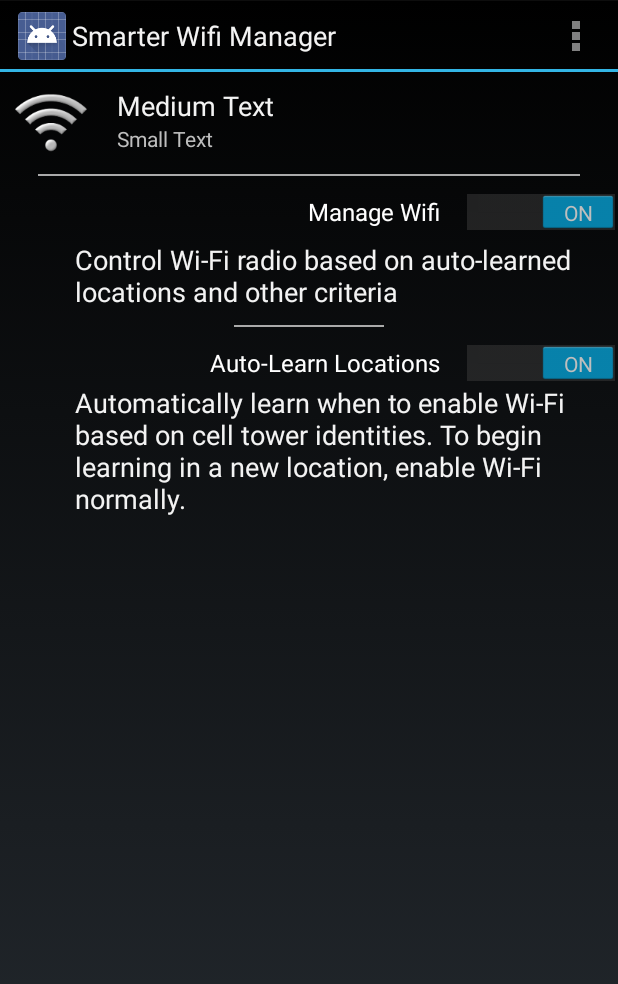
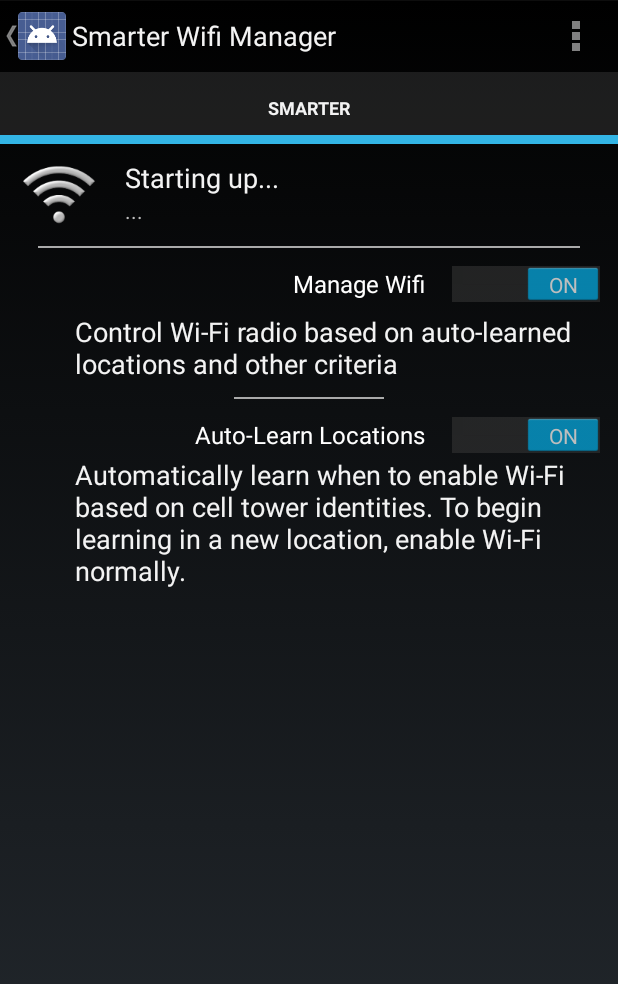
Before and after one commit to slp/android-smarterwifi, an Android app: the screen it shows after launch (MainActivity), on a phone screen of 412 x 824 dp. Shown: the top 984 px of the screen. Run offline under Robolectric (Android 15) with nearby library versions, the phone set to English and light mode, and no system bars; network calls fail; 1 statement that could not run was skipped.

Commit message:
Conversion to fragments

```diff
--- /dev/null
+++ b/SmarterWifiManager/src/main/java/net/kismetwireless/android/smarterwifimanager/FragmentMain.java
@@ -0,0 +1,168 @@
+package net.kismetwireless.android.smarterwifimanager;
+
+import android.app.Activity;
+import android.app.Fragment;
+import android.content.Context;
+import android.content.SharedPreferences;
+import android.os.Bundle;
+import android.preference.PreferenceManager;
+import android.view.LayoutInflater;
+import android.view.View;
+import android.view.ViewGroup;
+import android.widget.CompoundButton;
+import android.widget.ImageView;
+import android.widget.Switch;
+import android.widget.TextView;
+
+/**
+ * Created by dragorn on 9/17/13.
+ */
+public class FragmentMain extends Fragment {
+    View mainView;
+
+    SmarterWifiServiceBinder serviceBinder;
+    Context context;
+
+    ImageView mainIcon;
+    TextView headlineText, smallText;
+
+    Switch switchManageWifi, switchAutoLearn;
+
+    SharedPreferences sharedPreferences;
+
+    private SmarterWifiService.SmarterServiceCallback guiCallback = new SmarterWifiService.SmarterServiceCallback() {
+        @Override
+        public void wifiStateChanged(final String ssid, final SmarterWifiService.WifiState state, final SmarterWifiService.ControlType type) {
+            super.wifiStateChanged(ssid, state, type);
+
+            Activity ma = getActivity();
+
+            if (ma == null)
+                return;
+
+            ma.runOnUiThread(new Runnable() {
+                @Override
+                public void run() {
+                    int wifiIconId = R.drawable.custom_wifi_inactive;
+                    String wifiText = "";
+
+                    switch (state) {
+                        case WIFI_IDLE:
+                            wifiIconId = R.drawable.custom_wifi_inactive;
+                            wifiText = "Wi-Fi idle / disconnected";
+                            break;
+                        case WIFI_BLOCKED:
+                            wifiIconId = R.drawable.custom_wifi_disabled_tower;
+                            wifiText = "Wi-Fi disabled by location";
+                            break;
+                        case WIFI_ON:
+                            wifiIconId = R.drawable.custom_wifi_enabled;
+                            wifiText = "Wi-Fi enabled";
+                            break;
+                        case WIFI_OFF:
+                            wifiIconId = R.drawable.custom_wifi_inactive;
+                            wifiText = "Wi-Fi turned off";
+                            break;
+                        case WIFI_IGNORE:
+                            wifiIconId = R.drawable.custom_wifi_enabled;
+                            wifiText = "Wi-Fi management disabled";
+                            break;
+
+                        default:
+                            wifiIconId = R.drawable.custom_wifi_inactive;
+                    }
+
+                    mainIcon.setImageResource(wifiIconId);
+                    headlineText.setText(wifiText);
+                    smallText.setText(SmarterWifiService.controlTypeToText(controlType));
+                }
+            });
+        }
+    };
+
+    @Override
+    public View onCreateView(LayoutInflater inflater, ViewGroup container, Bundle savedInstanceState) {
+        super.onCreateView(inflater, container, savedInstanceState);
+
+        if (mainView == null)
+            mainView = inflater.inflate(R.layout.fragment_main, container, false);
+
+        context = getActivity().getApplicationContext();
+
+        sharedPreferences = PreferenceManager.getDefaultSharedPreferences(context);
+
+        serviceBinder = new SmarterWifiServiceBinder(context);
+        serviceBinder.doBindService();
+
+        serviceBinder.addCallback(guiCallback);
+
+        mainIcon = (ImageView) mainView.findViewById(R.id.imageWifiStatus);
+        headlineText = (TextView) mainView.findViewById(R.id.textViewMain);
+        smallText = (TextView) mainView.findViewById(R.id.textViewMinor);
+
+        switchManageWifi = (Switch) mainView.findViewById(R.id.switchManageWifi);
+        switchAutoLearn =  (Switch) mainView.findViewById(R.id.switchAutoLearn);
+
+        switchManageWifi.setOnCheckedChangeListener(new CompoundButton.OnCheckedChangeListener() {
+            @Override
+            public void onCheckedChanged(CompoundButton compoundButton, boolean b) {
+                if (b == false) {
+                    switchAutoLearn.setEnabled(false);
+                } else {
+                    switchAutoLearn.setEnabled(true);
+                }
+
+                setManageWifi(b);
+            }
+        });
+
+        switchAutoLearn.setOnCheckedChangeListener(new CompoundButton.OnCheckedChangeListener() {
+            @Override
+            public void onCheckedChanged(CompoundButton compoundButton, boolean b) {
+                setLearnWifi(b);
+            }
+        });
+
+        if (sharedPreferences.getBoolean(getString(R.string.pref_enable), true)) {
+            switchManageWifi.setChecked(true);
+        } else {
+            switchManageWifi.setChecked(false);
+        }
+
+        if (sharedPreferences.getBoolean(getString(R.string.pref_learn), true)) {
+            switchAutoLearn.setChecked(true);
+        } else {
+            switchAutoLearn.setChecked(false);
+        }
+
+        return mainView;
+    }
+
+    @Override
+    public void onPause() {
+        super.onPause();
+
+        serviceBinder.removeCallback(guiCallback);
+    }
+
+    @Override
+    public void onResume() {
+        super.onResume();
+
+        serviceBinder.addCallback(guiCallback);
+    }
+
+    private void setManageWifi(boolean b) {
+        SharedPreferences.Editor e = sharedPreferences.edit();
+        e.putBoolean(getString(R.string.pref_enable), b);
+        e.commit();
+
+        serviceBinder.doUpdatePreferences();
+    }
+
+    private void setLearnWifi(boolean b) {
+        SharedPreferences.Editor e = sharedPreferences.edit();
+        e.putBoolean(getString(R.string.pref_learn), b);
+        e.commit();
+    }
+}
--- a/SmarterWifiManager/src/main/java/net/kismetwireless/android/smarterwifimanager/MainActivity.java
+++ b/SmarterWifiManager/src/main/java/net/kismetwireless/android/smarterwifimanager/MainActivity.java
@@ -1,25 +1,19 @@
 package net.kismetwireless.android.smarterwifimanager;
 
+import android.app.ActionBar;
 import android.app.Activity;
+import android.app.Fragment;
+import android.app.FragmentTransaction;
 import android.content.Context;
-import android.content.SharedPreferences;
 import android.os.Bundle;
-import android.preference.PreferenceManager;
 import android.view.Menu;
-import android.widget.CompoundButton;
-import android.widget.Switch;
 
 
 // Main icon color shifts
 // 00e8d5    b8b8b8    a40000
 
 public class MainActivity extends Activity {
-    SmarterWifiServiceBinder serviceBinder;
     Context context;
-
-    Switch switchManageWifi, switchAutoLearn;
-
-    SharedPreferences sharedPreferences;
 
     @Override
     protected void onCreate(Bundle savedInstanceState) {
@@ -28,46 +22,27 @@ public class MainActivity extends Activity {
 
         context = this;
 
-        sharedPreferences = PreferenceManager.getDefaultSharedPreferences(context);
+        ActionBar actionBar = getActionBar();
+        actionBar.setDisplayHomeAsUpEnabled(true);
+        actionBar.setNavigationMode(ActionBar.NAVIGATION_MODE_TABS);
 
-        serviceBinder = new SmarterWifiServiceBinder(context);
-        serviceBinder.doBindService();
+        ActionBar.Tab tab1 = actionBar.newTab().setText("Smarter");
 
-        switchManageWifi = (Switch) findViewById(R.id.switchManageWifi);
-        switchAutoLearn =  (Switch) findViewById(R.id.switchAutoLearn);
+        Fragment fragmentMain = new FragmentMain();
 
-        switchManageWifi.setOnCheckedChangeListener(new CompoundButton.OnCheckedChangeListener() {
-            @Override
-            public void onCheckedChanged(CompoundButton compoundButton, boolean b) {
-                if (b == false) {
-                    switchAutoLearn.setEnabled(false);
-                } else {
-                    switchAutoLearn.setEnabled(true);
-                }
+        tab1.setTabListener(new SmarterTabsListener(fragmentMain));
 
-                setManageWifi(b);
-            }
-        });
+        actionBar.addTab(tab1);
+    }
 
-        switchAutoLearn.setOnCheckedChangeListener(new CompoundButton.OnCheckedChangeListener() {
-            @Override
-            public void onCheckedChanged(CompoundButton compoundButton, boolean b) {
-                setLearnWifi(b);
-            }
-        });
+    @Override
+    public void onPause() {
+        super.onPause();
+    }
 
-        if (sharedPreferences.getBoolean(getString(R.string.pref_enable), true)) {
-            switchManageWifi.setChecked(true);
-        } else {
-            switchManageWifi.setChecked(false);
-        }
-
-        if (sharedPreferences.getBoolean(getString(R.string.pref_learn), true)) {
-            switchAutoLearn.setChecked(true);
-        } else {
-            switchAutoLearn.setChecked(false);
-        }
-
+    @Override
+    public void onResume() {
+        super.onResume();
     }
 
     @Override
@@ -77,18 +52,26 @@ public class MainActivity extends Activity {
         return true;
     }
 
-    private void setManageWifi(boolean b) {
-        SharedPreferences.Editor e = sharedPreferences.edit();
-        e.putBoolean(getString(R.string.pref_enable), b);
-        e.commit();
+    class SmarterTabsListener implements ActionBar.TabListener {
+        public Fragment fragment;
 
-        serviceBinder.doUpdatePreferences();
+        public SmarterTabsListener(Fragment fragment) {
+            this.fragment = fragment;
+        }
+
+        @Override
+        public void onTabReselected(ActionBar.Tab tab, FragmentTransaction ft) {
+            //do what you want when tab is reselected, I do nothing
+        }
+
+        @Override
+        public void onTabSelected(ActionBar.Tab tab, FragmentTransaction ft) {
+            ft.replace(R.id.fragment_placeholder, fragment);
+        }
+
+        @Override
+        public void onTabUnselected(ActionBar.Tab tab, FragmentTransaction ft) {
+            ft.remove(fragment);
+        }
     }
-
-    private void setLearnWifi(boolean b) {
-        SharedPreferences.Editor e = sharedPreferences.edit();
-        e.putBoolean(getString(R.string.pref_learn), b);
-        e.commit();
-    }
-
 }
--- a/SmarterWifiManager/src/main/res/layout/activity_main.xml
+++ b/SmarterWifiManager/src/main/res/layout/activity_main.xml
@@ -1,118 +1,14 @@
-<LinearLayout
+<LinearLayout xmlns:tools="http://schemas.android.com/tools"
     android:orientation="vertical"
     android:layout_width="fill_parent"
     android:layout_height="fill_parent"
     xmlns:android="http://schemas.android.com/apk/res/android">
 
-    <TableLayout
-        android:layout_width="fill_parent"
-        android:layout_height="wrap_content"
-        android:layout_marginTop="10dp"
-        android:layout_marginBottom="10dp">
-
-        <TableRow
-            android:layout_width="wrap_content"
-            android:layout_height="fill_parent">
-
-            <ImageView
-                android:layout_width="wrap_content"
-                android:layout_height="wrap_content"
-                android:id="@+id/imageView"
-                android:src="@drawable/custom_wifi_inactive"
-                android:layout_marginLeft="10dp"
-                android:layout_marginRight="20dp" />
-
-            <LinearLayout
-                android:orientation="vertical"
-                android:layout_width="wrap_content"
-                android:layout_height="fill_parent">
-
-                <TextView
-                    android:layout_width="wrap_content"
-                    android:layout_height="wrap_content"
-                    android:textAppearance="?android:attr/textAppearanceMedium"
-                    android:text="Medium Text"
-                    android:id="@+id/textView" />
-
-                <TextView
-                    android:layout_width="wrap_content"
-                    android:layout_height="wrap_content"
-                    android:textAppearance="?android:attr/textAppearanceSmall"
-                    android:text="Small Text"
-                    android:id="@+id/textView2" />
-            </LinearLayout>
-
-        </TableRow>
-    </TableLayout>
-
-    <View
-        android:layout_width="fill_parent"
-        android:layout_height="1dp"
-        android:background="@android:color/darker_gray"
-        android:layout_marginLeft="25dp"
-        android:layout_marginRight="25dp" />
-
-    <ScrollView
-        android:layout_width="wrap_content"
-        android:layout_height="wrap_content"
-        android:id="@+id/scrollView" >
-
-    </ScrollView>
-
-    <RelativeLayout
-        android:layout_width="fill_parent"
-        android:layout_height="fill_parent">
-
-        <Switch
-            android:layout_width="wrap_content"
-            android:layout_height="wrap_content"
-            android:text="Manage Wifi"
-            android:id="@+id/switchManageWifi"
-            android:layout_alignParentTop="true"
-            android:layout_alignParentRight="true"
-            android:layout_marginTop="10dp"
-            android:layout_marginBottom="5dp"
-            android:checked="false" />
-
-        <TextView
-            android:layout_width="wrap_content"
-            android:layout_height="wrap_content"
-            android:textAppearance="?android:attr/textAppearanceMedium"
-            android:text="@string/manage_wifi_explanation"
-            android:id="@+id/textView3"
-            android:layout_below="@+id/switchManageWifi"
-            android:layout_alignParentRight="true"
-            android:layout_alignParentLeft="true"
-            android:layout_marginLeft="50dp" />
-
-        <View
-            android:layout_width="100dp"
-            android:layout_height="1dp"
-            android:background="@android:color/darker_gray"
-            android:layout_below="@+id/textView3"
-            android:layout_centerHorizontal="true"
-            android:layout_marginTop="10dp"
-            android:layout_marginBottom="10dp"
-            android:id="@+id/view" />
-
-        <Switch
-            android:layout_width="wrap_content"
-            android:layout_height="wrap_content"
-            android:text="Auto-Learn Locations"
-            android:id="@+id/switchAutoLearn"
-            android:checked="false"
-            android:layout_below="@+id/view"
-            android:layout_alignParentRight="true" />
-
-        <TextView
-            android:layout_width="wrap_content"
-            android:layout_height="wrap_content"
-            android:textAppearance="?android:attr/textAppearanceMedium"
-            android:text="@string/autolean_wifi_description"
-            android:id="@+id/textView4"
-            android:layout_below="@+id/switchAutoLearn"
-            android:layout_alignRight="@+id/textView3"
-            android:layout_marginLeft="50dp" />
-    </RelativeLayout>
+    <LinearLayout
+        android:id="@+id/fragment_placeholder"
+        android:layout_width="match_parent"
+        android:layout_height="match_parent"
+        android:orientation="vertical" >
+    </LinearLayout>
 
 </LinearLayout>
--- /dev/null
+++ b/SmarterWifiManager/src/main/res/layout/fragment_main.xml
@@ -0,0 +1,122 @@
+<LinearLayout
+    android:orientation="vertical"
+    android:layout_width="fill_parent"
+    android:layout_height="fill_parent"
+    xmlns:android="http://schemas.android.com/apk/res/android">
+
+    <TableLayout
+        android:layout_width="fill_parent"
+        android:layout_height="wrap_content"
+        android:layout_marginTop="10dp"
+        android:layout_marginBottom="10dp">
+
+        <TableRow
+            android:layout_width="wrap_content"
+            android:layout_height="fill_parent">
+
+            <ImageView
+                android:layout_width="wrap_content"
+                android:layout_height="wrap_content"
+                android:id="@+id/imageWifiStatus"
+                android:src="@drawable/custom_wifi_inactive"
+                android:layout_marginLeft="15dp"
+                android:layout_marginRight="20dp" />
+
+            <LinearLayout
+                android:orientation="vertical"
+                android:layout_width="wrap_content"
+                android:layout_height="fill_parent">
+
+                <TextView
+                    android:layout_width="wrap_content"
+                    android:layout_height="wrap_content"
+                    android:textAppearance="?android:attr/textAppearanceMedium"
+                    android:text="Starting up..."
+                    android:id="@+id/textViewMain" />
+
+                <TextView
+                    android:layout_width="wrap_content"
+                    android:layout_height="wrap_content"
+                    android:textAppearance="?android:attr/textAppearanceSmall"
+                    android:text="..."
+                    android:id="@+id/textViewMinor" />
+            </LinearLayout>
+
+        </TableRow>
+    </TableLayout>
+
+    <View
+        android:layout_width="fill_parent"
+        android:layout_height="1dp"
+        android:background="@android:color/darker_gray"
+        android:layout_marginLeft="25dp"
+        android:layout_marginRight="25dp" />
+
+    <ScrollView
+        android:layout_width="wrap_content"
+        android:layout_height="wrap_content"
+        android:id="@+id/scrollView" >
+
+    </ScrollView>
+
+    <RelativeLayout
+        android:layout_width="fill_parent"
+        android:layout_height="fill_parent">
+
+        <Switch
+            android:layout_width="wrap_content"
+            android:layout_height="wrap_content"
+            android:text="Manage Wifi"
+            android:id="@+id/switchManageWifi"
+            android:layout_alignParentTop="true"
+            android:layout_alignParentRight="true"
+            android:layout_marginTop="10dp"
+            android:layout_marginBottom="5dp"
+            android:checked="false"
+            android:layout_marginRight="10dp" />
+
+        <TextView
+            android:layout_width="wrap_content"
+            android:layout_height="wrap_content"
+            android:textAppearance="?android:attr/textAppearanceMedium"
+            android:text="@string/manage_wifi_explanation"
+            android:id="@+id/textView3"
+            android:layout_below="@+id/switchManageWifi"
+            android:layout_alignParentRight="true"
+            android:layout_alignParentLeft="true"
+            android:layout_marginLeft="50dp"
+            android:layout_marginRight="10dp" />
+
+        <View
+            android:layout_width="100dp"
+            android:layout_height="1dp"
+            android:background="@android:color/darker_gray"
+            android:layout_below="@+id/textView3"
+            android:layout_centerHorizontal="true"
+            android:layout_marginTop="10dp"
+            android:layout_marginBottom="10dp"
+            android:id="@+id/view" />
+
+        <Switch
+            android:layout_width="wrap_content"
+            android:layout_height="wrap_content"
+            android:text="Auto-Learn Locations"
+            android:id="@+id/switchAutoLearn"
+            android:checked="false"
+            android:layout_below="@+id/view"
+            android:layout_alignParentRight="true"
+            android:layout_marginRight="10dp" />
+
+        <TextView
+            android:layout_width="wrap_content"
+            android:layout_height="wrap_content"
+            android:textAppearance="?android:attr/textAppearanceMedium"
+            android:text="@string/autolean_wifi_description"
+            android:id="@+id/textView4"
+            android:layout_below="@+id/switchAutoLearn"
+            android:layout_alignRight="@+id/textView3"
+            android:layout_marginLeft="50dp"
+            android:layout_marginRight="10dp" />
+    </RelativeLayout>
+
+</LinearLayout>
```
Also changed, not shown: SmarterWifiManager/src/main/java/net/kismetwireless/android/smarterwifimanager/SmarterWifiService.java (+54 -47 lines).
